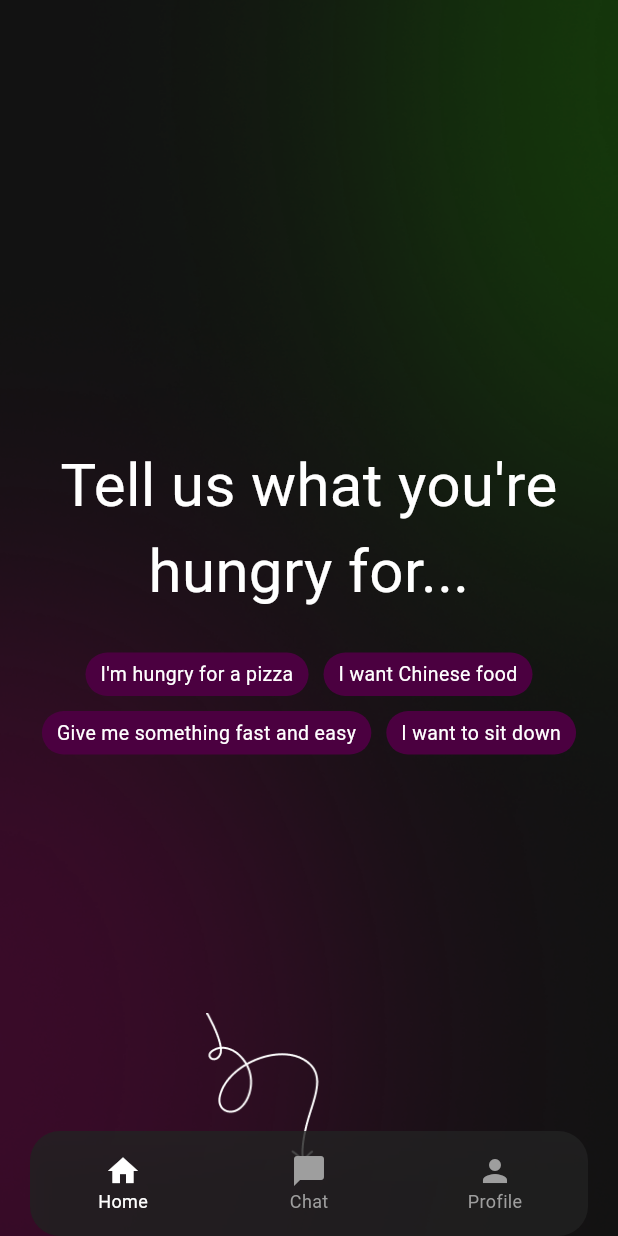
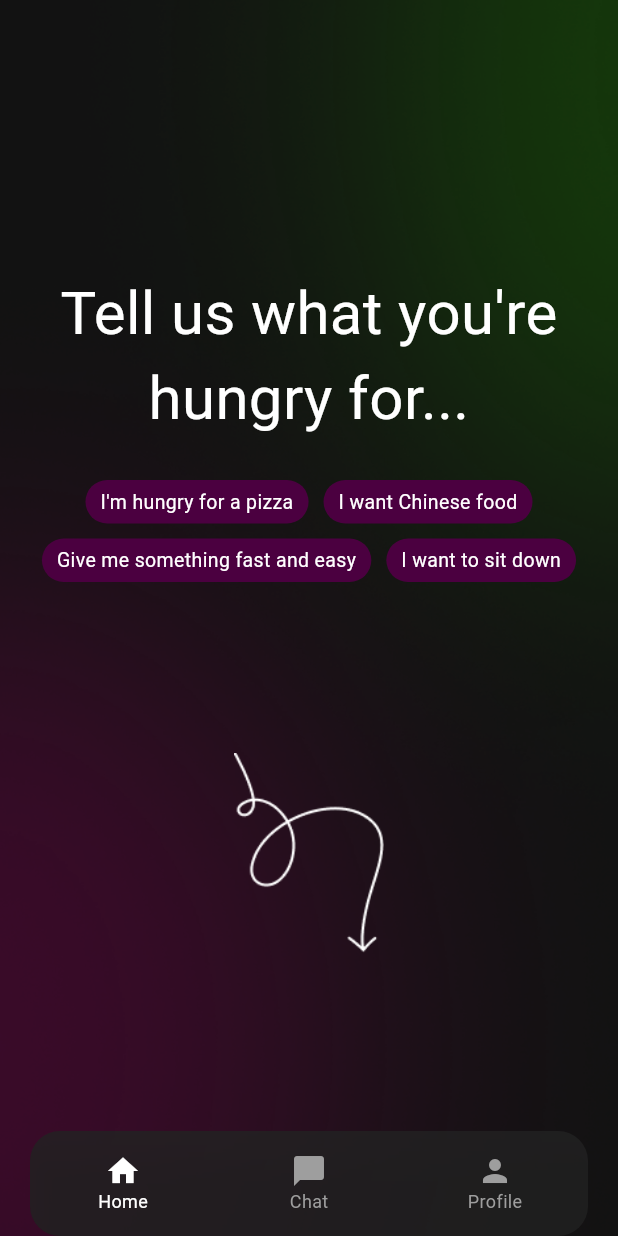
Before and after one commit to bshiff2/dinnr_app, a Flutter app: the screen it shows after launch, on a phone screen of 412 x 824 dp. Run offline on Flutter 3.47's test engine with Material 3 defaults, Android fonts, the phone set to English and light mode, and no system bars; our stand-ins replace cloud_firestore, firebase_auth, firebase_core, firebase_storage, flutter_screenutil, image_picker and 1 more; accounts and stored records are empty; Roboto replaces fonts that are missing (Arvo, SF Compact Rounded).

Commit message:
Changed the arrow on the home page to (hopefully) adjust and match up with the navbar on IOS devices.

```diff
--- a/lib/home_page.dart
+++ b/lib/home_page.dart
@@ -107,24 +107,19 @@ class HomePageUI extends StatelessWidget {
                           ],
                         ),
                       ),
+                      // Arrow positioned responsively below the chips so that it hopefully appears correctly on IOS
+                      //May need further adjustment
+                      SizedBox(height: 80), // Space between chips and arrow
+                      Image.asset(
+                        'lib/assets/icons/HomeArrow.png',
+                        width: 100,
+                        height: 150,
+                      ),
                     ],
                   ),
                 ),
               ),
             ),
-              Stack(
-                children: <Widget>[
-                  Positioned(
-                    top: 675,
-                    left: 125,
-                    child: Image.asset(
-                      'lib/assets/icons/HomeArrow.png',
-                      width: 100,
-                      height: 100,
-                    ),
-                  ),
-                ],
-              ),
           ],
         ),
       ),
```
